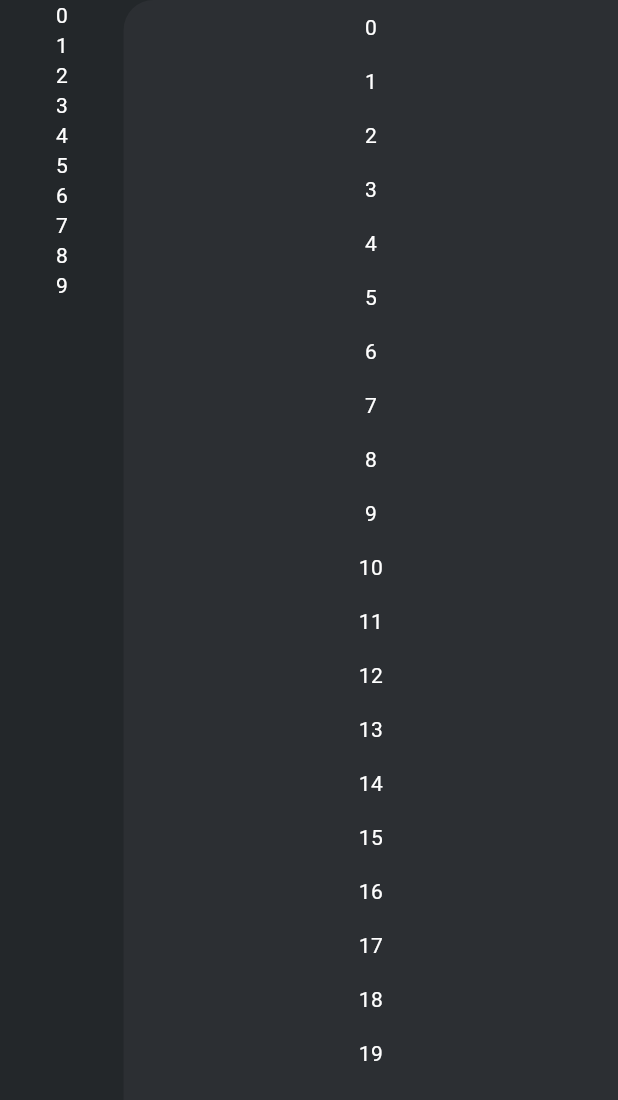
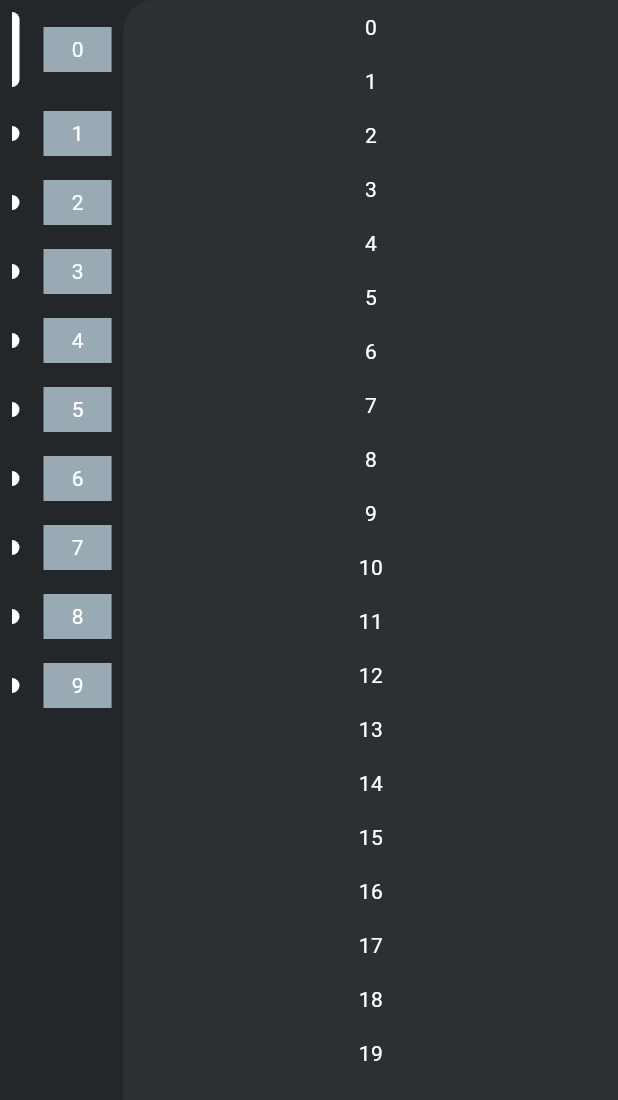
Before and after one commit to as3hr/discord, a Flutter app: the HomeScreen screen opened by its route, on a phone screen of 412 x 824 dp. Shown: the top 1100 px of the screen. Run offline on Flutter 3.47's test engine with Material 3 defaults, Android fonts, the phone set to English and light mode, and no system bars; drawn by our look-alikes of loader_overlay; our stand-ins replace adaptive_theme, dartz, device_preview, dio, flutter_bloc, flutter_screenutil and 5 more; accounts and stored records are empty.

Commit message:
Adding server and channel logic in home

```diff
--- a/mobile-app/lib/domain/entities/server_entity.dart
+++ b/mobile-app/lib/domain/entities/server_entity.dart
@@ -1,3 +1,4 @@
+import '../../model/server_json.dart';
 import 'channel_entity.dart';
 import 'user_entity.dart';
 
@@ -17,4 +18,17 @@ class ServerEntity {
     required this.members,
     required this.channels,
   });
+
+  factory ServerEntity.empty() => ServerEntity(
+        id: '',
+        description: '',
+        image: '',
+        title: '',
+        members: [],
+        channels: [],
+      );
+
+  Map<String, dynamic> toServerJson() {
+    return ServerJson.copyWith(this).toJson();
+  }
 }
--- /dev/null
+++ b/mobile-app/lib/domain/failures/server_failure.dart
@@ -0,0 +1,4 @@
+class ServerFailure {
+  String error;
+  ServerFailure({required this.error});
+}
--- a/mobile-app/lib/features/home/components/home_body.dart
+++ b/mobile-app/lib/features/home/components/home_body.dart
@@ -1,10 +1,15 @@
+import 'package:discord/features/home/components/server_container.dart';
+import 'package:discord/features/home/home_cubit.dart';
 import 'package:flutter/material.dart';
+import 'package:flutter_bloc/flutter_bloc.dart';
 import 'package:flutter_screenutil/flutter_screenutil.dart';
 
 import '../../../helpers/styles/app_colors.dart';
+import '../home_state.dart';
 
 class HomeBody extends StatelessWidget {
-  const HomeBody({super.key});
+  const HomeBody({super.key, required this.cubit});
+  final HomeCubit cubit;
 
   @override
   Widget build(BuildContext context) {
@@ -17,7 +22,20 @@ class HomeBody extends StatelessWidget {
           child: SingleChildScrollView(
             child: Column(
               children: List.generate(10, (index) {
-                return Text('$index');
+                return BlocBuilder<HomeCubit, HomeState>(
+                  bloc: cubit,
+                  builder: (context, state) {
+                    return GestureDetector(
+                      onTap: () {
+                        cubit.updateServerIndex(index);
+                      },
+                      child: ServerContainer(
+                        isSelected: state.serverIndex == index,
+                        content: Text('$index'),
+                      ),
+                    );
+                  },
+                );
               }),
             ),
           ),
--- /dev/null
+++ b/mobile-app/lib/features/home/components/server_container.dart
@@ -0,0 +1,46 @@
+import 'package:flutter/widgets.dart';
+
+import '../../../helpers/styles/app_colors.dart';
+
+class ServerContainer extends StatelessWidget {
+  const ServerContainer({
+    super.key,
+    required this.isSelected,
+    required this.content,
+  });
+  final bool isSelected;
+  final Widget content;
+  @override
+  Widget build(BuildContext context) {
+    return Row(
+      children: [
+        Padding(
+          padding: const EdgeInsets.all(8.0),
+          child: Container(
+            padding: const EdgeInsets.all(5),
+            width: 5,
+            height: isSelected ? 50 : 10,
+            decoration: const BoxDecoration(
+                color: AppColor.white,
+                borderRadius: BorderRadius.only(
+                  topRight: Radius.circular(10),
+                  bottomRight: Radius.circular(10),
+                )),
+          ),
+        ),
+        Expanded(
+          child: Padding(
+            padding: const EdgeInsets.all(8.0),
+            child: Container(
+              color: AppColor.lightGrey,
+              padding: const EdgeInsets.all(5),
+              child: Center(
+                child: content,
+              ),
+            ),
+          ),
+        )
+      ],
+    );
+  }
+}
--- a/mobile-app/lib/features/home/home_cubit.dart
+++ b/mobile-app/lib/features/home/home_cubit.dart
@@ -27,4 +27,8 @@ class HomeCubit extends Cubit<HomeState> {
       emit(state.copyWith(panelOffsetX: 1.sw, bottomBarOffset: 0.005.sh));
     }
   }
+
+  void updateServerIndex(int index) {
+    emit(state.copyWith(serverIndex: index));
+  }
 }
--- a/mobile-app/lib/features/home/home_screen.dart
+++ b/mobile-app/lib/features/home/home_screen.dart
@@ -1,10 +1,9 @@
+import 'package:discord/features/home/chat_room/chat_room.dart';
 import 'package:discord/features/home/components/home_body.dart';
 import 'package:discord/features/home/home_cubit.dart';
 import 'package:discord/features/home/home_state.dart';
-import 'package:discord/helpers/styles/app_colors.dart';
 import 'package:flutter/material.dart';
 import 'package:flutter_bloc/flutter_bloc.dart';
-import 'package:flutter_screenutil/flutter_screenutil.dart';
 
 import '../../domain/stores/user_store.dart';
 import '../../main.dart';
@@ -37,43 +36,15 @@ class _HomeScreenState extends State<HomeScreen> {
             builder: (context, state) {
               return GestureDetector(
                 onHorizontalDragUpdate: (details) {
-                  widget.cubit.onDragUpdate(details);
+                  homeCubit.onDragUpdate(details);
                 },
                 onHorizontalDragEnd: (details) {
-                  widget.cubit.onDragEnd();
+                  homeCubit.onDragEnd();
                 },
                 child: Stack(
                   children: [
-                    const HomeBody(),
-                    AnimatedPositioned(
-                      duration: const Duration(milliseconds: 150),
-                      top: 0,
-                      left: state.panelOffsetX,
-                      child: Container(
-                        width: 1.sw,
-                        height: 1.sh,
-                        decoration: const BoxDecoration(
-                          color: AppColor.black1,
-                          borderRadius: BorderRadius.only(
-                            topLeft: Radius.circular(20),
-                            bottomLeft: Radius.circular(20),
-                          ),
-                        ),
-                        child: Center(
-                          child: Column(
-                            children: List.generate(15, (index) {
-                              return Padding(
-                                padding: const EdgeInsets.all(8.0),
-                                child: Text(
-                                  'Panel Item $index + User is: ${user.email}',
-                                  style: const TextStyle(color: AppColor.white),
-                                ),
-                              );
-                            }),
-                          ),
-                        ),
-                      ),
-                    ),
+                    HomeBody(cubit: homeCubit),
+                    ChatRoom(cubit: homeCubit),
                   ],
                 ),
               );
--- a/mobile-app/lib/features/home/home_state.dart
+++ b/mobile-app/lib/features/home/home_state.dart
@@ -1,22 +1,42 @@
+import 'package:discord/domain/entities/server_entity.dart';
 import 'package:discord/domain/entities/user_entity.dart';
 
 class HomeState {
   UserEntity? user;
+  int serverIndex;
+  List<ServerEntity> servers;
+  ServerEntity currentServer;
   double panelOffsetX;
   double bottomBarOffset;
   HomeState({
     this.user,
+    required this.servers,
+    required this.currentServer,
+    this.serverIndex = 0,
     this.bottomBarOffset = 0,
     this.panelOffsetX = 0,
   });
 
-  copyWith({UserEntity? user, double? panelOffsetX, double? bottomBarOffset}) =>
+  copyWith({
+    UserEntity? user,
+    List<ServerEntity>? servers,
+    ServerEntity? currentServer,
+    double? panelOffsetX,
+    double? bottomBarOffset,
+    int? serverIndex,
+  }) =>
       HomeState(
+        servers: servers ?? this.servers,
+        serverIndex: serverIndex ?? this.serverIndex,
         user: user ?? this.user,
+        currentServer: currentServer ?? this.currentServer,
         panelOffsetX: panelOffsetX ?? this.panelOffsetX,
         bottomBarOffset: bottomBarOffset ?? this.bottomBarOffset,
       );
 
-  factory HomeState.empty() =>
-      HomeState(user: UserEntity(email: '', id: '', name: ''));
+  factory HomeState.empty() => HomeState(
+        user: UserEntity(email: '', id: '', name: ''),
+        servers: [],
+        currentServer: ServerEntity.empty(),
+      );
 }
```
Also changed, not shown: mobile-app/lib/data/server/api_server_repository.dart (added, +67 -0 lines), mobile-app/lib/domain/repositories/server_repository.dart (added, +11 -0 lines), mobile-app/lib/features/home/chat_room/chat_room.dart (added, +49 -0 lines), mobile-app/lib/model/server_json.dart (+9 -0 lines), mobile-app/lib/network/network_repository.dart (+11 -3 lines).
